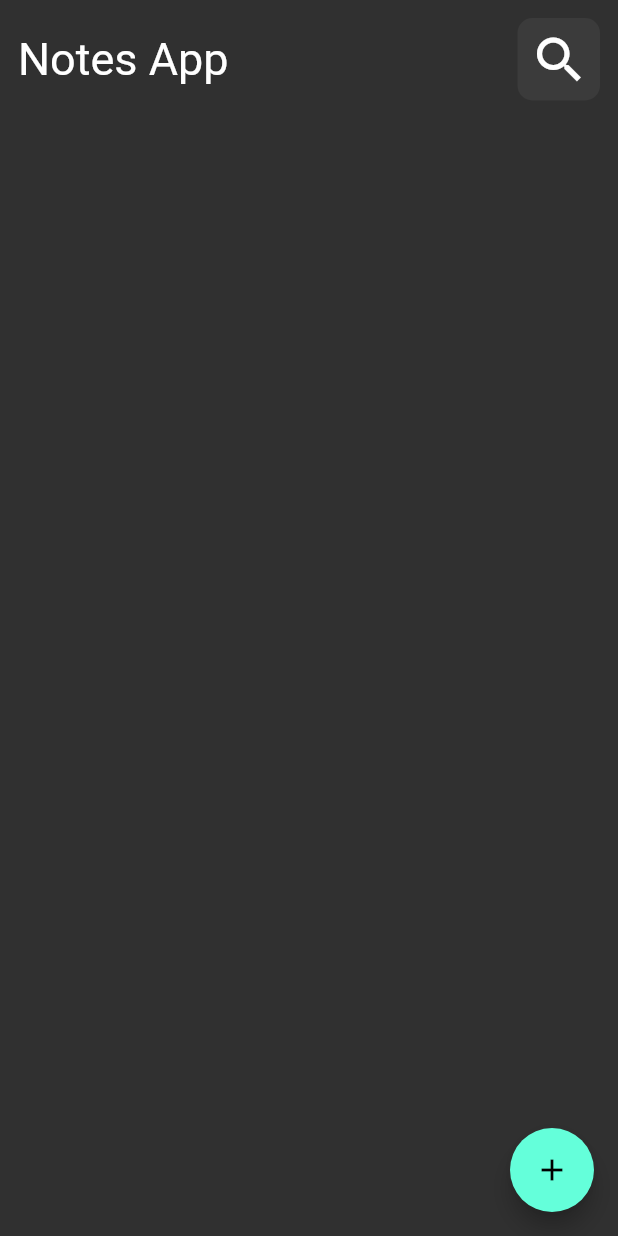
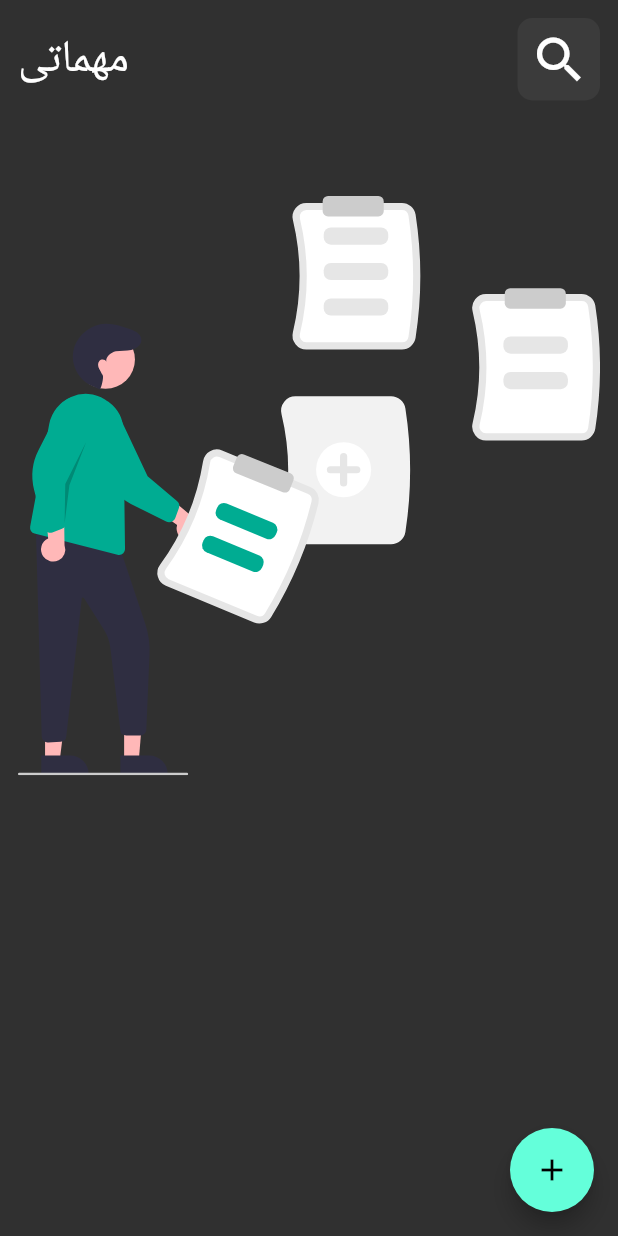
Before and after one commit to engamir1/Flutter_todo_app, a Flutter app: the screen it shows after launch, on a phone screen of 412 x 824 dp. Run offline on Flutter 3.47's test engine with Material 2 defaults, Android fonts, the phone set to English and light mode, and no system bars; our stand-ins replace bloc, flutter_bloc, flutter_svg, hive, hive_flutter, modal_progress_hud_nsn; accounts and stored records are empty.

Commit message:
add state for add new note

```diff
--- a/lib/cubits/add_note_cubit/add_note_cubit.dart
+++ b/lib/cubits/add_note_cubit/add_note_cubit.dart
@@ -8,16 +8,19 @@ part 'add_note_state.dart';
 
 class AddNoteCubit extends Cubit<AddNoteState> {
   AddNoteCubit() : super(AddNoteInitial());
-  Color ?color ;
+  Color? color;
+  int curIndex = 0;
+
   addNote(NoteModel note) async {
     emit(AddNoteLoading());
     try {
       var notesBox = Hive.box<NoteModel>(knotes);
+
       await notesBox.add(note);
+      emit(AddNoteSuccess());
       // print("notes now is at add $note");
-      print("notes now is at add ${notesBox.values.toList().reversed}");
+      // print("notes now is at add ${notesBox.values.toList().reversed}");
 
-      emit(AddNoteSuccess());
     } catch (e) {
       // TODO
 
@@ -26,4 +29,8 @@ class AddNoteCubit extends Cubit<AddNoteState> {
 
     }
   }
+
+  colorTap() {
+    emit(AddNoteColor());
+  }
 }
--- a/lib/cubits/add_note_cubit/add_note_state.dart
+++ b/lib/cubits/add_note_cubit/add_note_state.dart
@@ -7,6 +7,8 @@ class AddNoteInitial extends AddNoteState {}
 class AddNoteLoading extends AddNoteState {}
 
 class AddNoteSuccess extends AddNoteState {}
+class AddNoteColor extends AddNoteState {}
+
 
 class AddNoteFailure extends AddNoteState {
   final String errMsg;
--- a/lib/cubits/notes_cubit/notes_cubit_cubit.dart
+++ b/lib/cubits/notes_cubit/notes_cubit_cubit.dart
@@ -10,10 +10,12 @@ class NotesCubitCubit extends Cubit<NotesCubitState> {
   NotesCubitCubit() : super(NotesCubitInitial());
   List<NoteModel> notes = [];
   fetchAllNotes() {
+    emit(NoteLoading());
     var notesBox = Hive.box<NoteModel>(knotes);
     notes = notesBox.values.toList();
-    print("notes now is $notes");
+    // print("notes now is $notes");
     emit(NotesSuccess());
+
     return notes.reversed.toList();
   }
 }
--- a/lib/cubits/notes_cubit/notes_cubit_state.dart
+++ b/lib/cubits/notes_cubit/notes_cubit_state.dart
@@ -5,5 +5,6 @@ part of 'notes_cubit_cubit.dart';
 abstract class NotesCubitState {}
 
 class NotesCubitInitial extends NotesCubitState {}
+class NoteLoading extends NotesCubitState {}
 
 class NotesSuccess extends NotesCubitState {}
--- a/lib/main.dart
+++ b/lib/main.dart
@@ -28,8 +28,11 @@ class MyApp extends StatelessWidget {
   @override
   Widget build(BuildContext context) {
     return BlocProvider(
+
+
       create: (context) => NotesCubitCubit(),
       child: MaterialApp(
+
         debugShowCheckedModeBanner: false,
         title: 'To Do App',
         theme: ThemeData(brightness: Brightness.dark),
--- a/lib/simple_bloc_observer.dart
+++ b/lib/simple_bloc_observer.dart
@@ -1,11 +1,10 @@
-import 'package:flutter/material.dart';
 import 'package:flutter_bloc/flutter_bloc.dart';
 
 class SimpleBlocObserver implements BlocObserver {
   @override
   void onChange(BlocBase bloc, Change change) {
     // TODO: implement onChange
-    debugPrint("Change = {$change}");
+    // debugPrint("Change = {$change}");
   }
 
   @override
--- a/lib/views/edit_note_view.dart
+++ b/lib/views/edit_note_view.dart
@@ -4,7 +4,7 @@ import 'package:flutter_bloc/flutter_bloc.dart';
 import 'package:todo_app/cubits/notes_cubit/notes_cubit_cubit.dart';
 
 import 'package:todo_app/models/notes_model.dart';
-import 'package:todo_app/widgets/custom_app.dart';
+import 'package:todo_app/widgets/custom_appbar.dart';
 import 'package:todo_app/widgets/submit_button.dart';
 import 'package:todo_app/widgets/text_field.dart';
 
--- a/lib/views/notes_body.dart
+++ b/lib/views/notes_body.dart
@@ -1,14 +1,16 @@
 import 'package:flutter/material.dart';
 import 'package:flutter_bloc/flutter_bloc.dart';
 import 'package:todo_app/cubits/notes_cubit/notes_cubit_cubit.dart';
-import 'package:todo_app/widgets/custom_app.dart';
+import 'package:todo_app/widgets/custom_appbar.dart';
 import 'package:todo_app/widgets/list_view.dart';
+
 
 class NotesViewBody extends StatelessWidget {
   const NotesViewBody({super.key});
 
   @override
   Widget build(BuildContext context) {
+
     return BlocProvider(
       create: (context) => NotesCubitCubit(),
       child: SafeArea(
@@ -17,15 +19,19 @@ class NotesViewBody extends StatelessWidget {
           child: Column(
             children: [
               CustomAppBAr(
-                text: "Notes App",
+                text: "مهماتى",
                 onPressed: () {},
               ),
               const SizedBox(height: 15),
               // we should make listView out alone
+
+
               const NotesListView(),
+
             ],
           ),
         ),
+
       ),
     );
   }
--- a/lib/widgets/list_view.dart
+++ b/lib/widgets/list_view.dart
@@ -1,5 +1,6 @@
 import 'package:flutter/material.dart';
 import 'package:flutter_bloc/flutter_bloc.dart';
+import 'package:flutter_svg/svg.dart';
 import 'package:todo_app/cubits/notes_cubit/notes_cubit_cubit.dart';
 import 'package:todo_app/models/notes_model.dart';
 import 'package:todo_app/widgets/todo_card.dart';
@@ -9,11 +10,15 @@ class NotesListView extends StatelessWidget {
 
   @override
   Widget build(BuildContext context) {
+    return BlocConsumer<NotesCubitCubit, NotesCubitState>(
+      listener: (context, state) {},
+      builder: (context, state) {
         return BlocBuilder<NotesCubitCubit, NotesCubitState>(
           builder: (context, state) {
             List<NoteModel> notes =
-            BlocProvider.of<NotesCubitCubit>(context).fetchAllNotes() ?? [];
-        return Expanded(
+                BlocProvider.of<NotesCubitCubit>(context).fetchAllNotes();
+            return notes.isNotEmpty
+                ? Expanded(
                     child: ListView.builder(
                       itemBuilder: (context, ids) {
                         return Column(
@@ -25,6 +30,9 @@ class NotesListView extends StatelessWidget {
                       },
                       itemCount: notes.length,
                     ),
+                  )
+                : Center(child: SvgPicture.asset("assets/images/add.svg"));
+          },
         );
       },
     );
--- a/lib/widgets/text_field.dart
+++ b/lib/widgets/text_field.dart
@@ -30,6 +30,7 @@ final void Function(String?)? onChanged;
           onChanged: onChanged,
           // learn how to add border to textfield
           decoration: InputDecoration(
+
             hintText: hintText,
             focusedBorder: OutlineInputBorder(
                 borderSide: const BorderSide(color: Colors.orangeAccent),
--- a/pubspec.yaml
+++ b/pubspec.yaml
@@ -39,7 +39,7 @@ dependencies:
   hive_flutter: ^1.1.0
   flutter_bloc: ^8.1.3
   modal_progress_hud_nsn: ^0.4.0
-
+  flutter_svg: ^0.22.0
 dev_dependencies:
   flutter_test:
     sdk: flutter
@@ -65,8 +65,8 @@ flutter:
   uses-material-design: true
 
   # To add assets to your application, add an assets section, like this:
-  # assets:
-  #   - images/a_dot_burr.jpeg
+  assets:
+    - assets/images/
   #   - images/a_dot_ham.jpeg
 
   # An image asset can refer to one or more resolution-specific "variants", see
```
Also changed, not shown: lib/views/bottom_sheet.dart (+20 -5 lines), lib/views/color_pallete.dart (+21 -12 lines), assets/images/1.jpg (added), assets/images/add.svg (added), lib/views/notes_view.dart (line endings or trailing spaces), lib/widgets/custom_appbar.dart (renamed from lib/widgets/custom_app.dart), pubspec.lock. Lines whose indentation alone changed are shown as unchanged.
